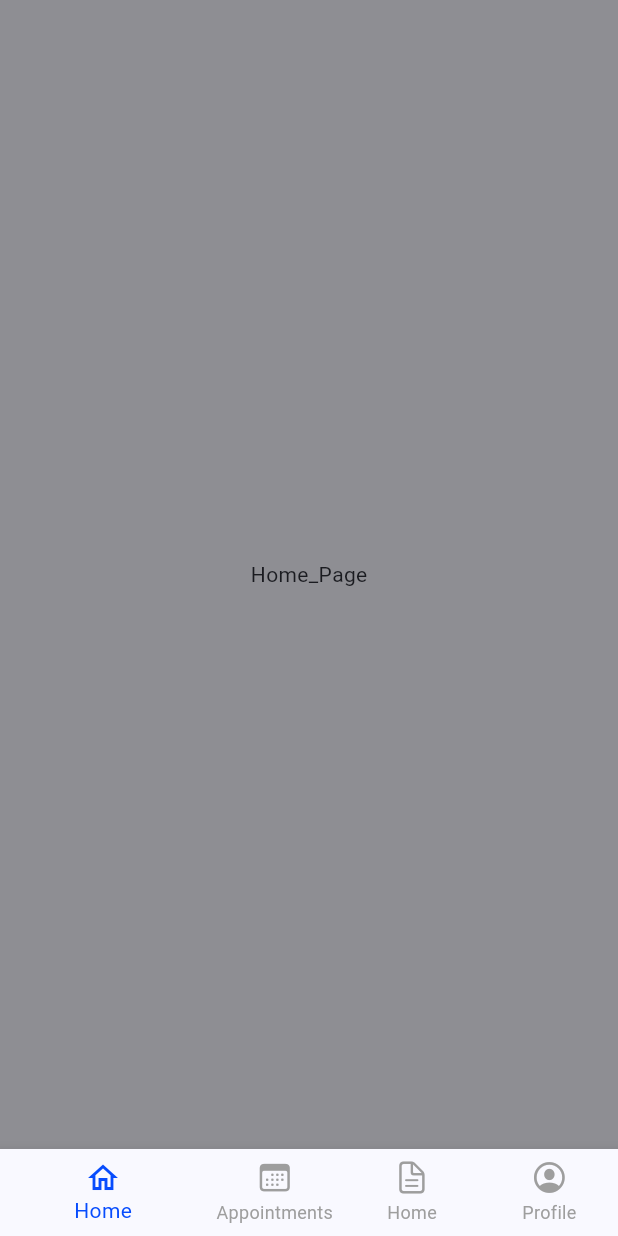
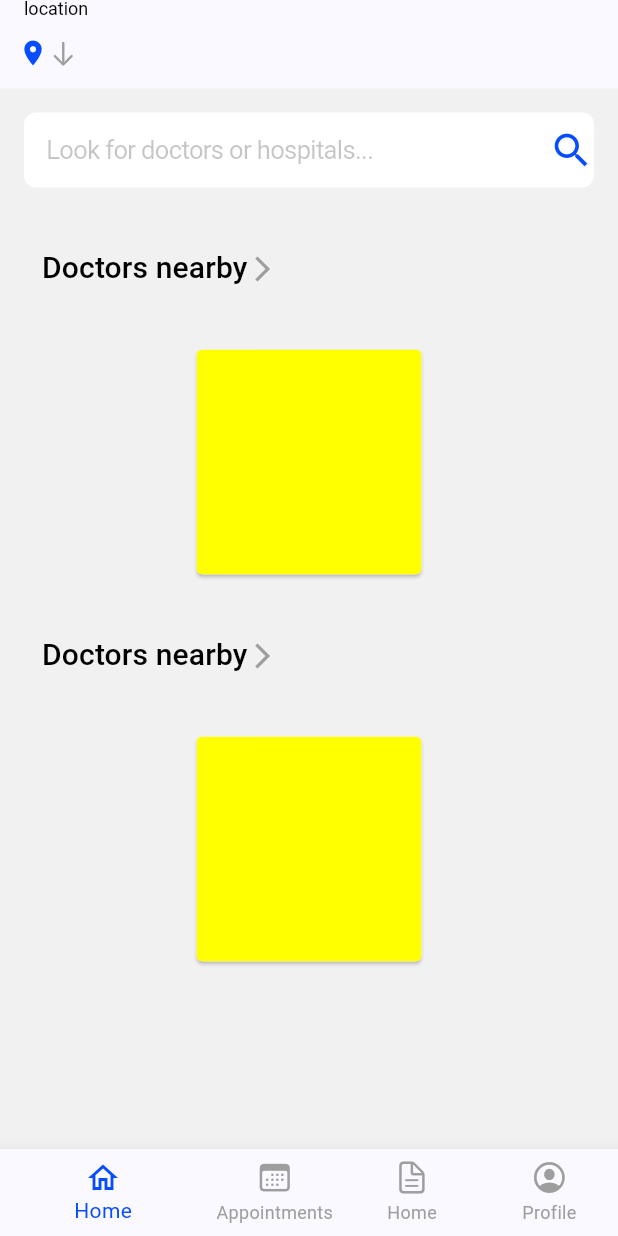
Before and after one commit to Zuhriddinov-O/medi_core, a Flutter app: the MainPage screen opened directly, on a phone screen of 412 x 824 dp. Run offline on Flutter 3.47's test engine with Material 3 defaults, Android fonts, the phone set to English and light mode, and no system bars; our stand-ins replace gap, webview_flutter.

Commit message:
home page

```diff
--- a/lib/main.dart
+++ b/lib/main.dart
@@ -1,6 +1,7 @@
 import 'package:flutter/cupertino.dart';
 import 'package:flutter/material.dart';
 import 'package:med_city/presentation/pages/intro/role_page.dart';
+import 'package:med_city/presentation/pages/main_page/main_page.dart';
 
 void main() {
   runApp(const MyApp());
@@ -18,7 +19,7 @@ class MyApp extends StatelessWidget {
         colorScheme: ColorScheme.fromSeed(seedColor: CupertinoColors.systemBlue),
         useMaterial3: true,
       ),
-      home: const RolePage(),
+      home: RolePage(),
     );
   }
 }
--- a/lib/presentation/pages/detail_page/med_per_details.dart
+++ b/lib/presentation/pages/detail_page/med_per_details.dart
@@ -11,6 +11,14 @@ class _LocationManualState extends State<MedPerDetails> {
   @override
   Widget build(BuildContext context) {
     return Scaffold(
+      appBar: AppBar(
+        leading: IconButton(
+          onPressed: () {
+            Navigator.of(context).pop();
+          },
+          icon: Icon(Icons.arrow_back_ios_new),
+        ),
+      ),
       body: Center(
         child: Text("MedPerDetails"),
       ),
--- a/lib/presentation/pages/location/location_manual.dart
+++ b/lib/presentation/pages/location/location_manual.dart
@@ -52,7 +52,7 @@ class _LocationManualState extends State<LocationManual> {
                 _searchIsActive ? Icons.clear : Icons.search,
                 color: Color(0xff074CFD),
                 size: 30,
-              ))
+              ),)
         ],
         bottom: PreferredSize(preferredSize: Size.fromHeight(10), child: Divider()),
       ),
--- a/lib/presentation/pages/main_page/documents_page.dart
+++ b/lib/presentation/pages/main_page/documents_page.dart
@@ -4,7 +4,7 @@ import 'package:flutter/material.dart';
 class DocumentsPage extends StatefulWidget {
   DocumentsPage({super.key, required this.text});
 
-  String text;
+  final String text;
 
   @override
   State<DocumentsPage> createState() => _DocumentsPageState();
--- a/lib/presentation/pages/main_page/home_page.dart
+++ b/lib/presentation/pages/main_page/home_page.dart
@@ -1,5 +1,10 @@
+import 'package:animations/animations.dart';
 import 'package:flutter/cupertino.dart';
 import 'package:flutter/material.dart';
+import 'package:gap/gap.dart';
+import 'package:med_city/presentation/pages/detail_page/med_per_details.dart';
+
+import '../location/location_manual.dart';
 
 class HomePage extends StatefulWidget {
   const HomePage({super.key});
@@ -9,16 +14,118 @@ class HomePage extends StatefulWidget {
 }
 
 class _HomePageState extends State<HomePage> {
+  TextEditingController controller = TextEditingController();
+  bool _searchIsActive = false;
+
   @override
   Widget build(BuildContext context) {
     return Scaffold(
-      backgroundColor: CupertinoColors.systemGrey,
-      extendBodyBehindAppBar: true,
       appBar: AppBar(
-        forceMaterialTransparency: true,
+          title: Text(
+            "location",
+            style: TextStyle(color: Colors.black, fontSize: 12),
+          ),
+          bottom: PreferredSize(
+              preferredSize: Size.fromHeight(3),
+              child: TextButton(
+                  onPressed: () {
+                    Navigator.of(context).pushAndRemoveUntil(
+                        CupertinoPageRoute(builder: (context) => LocationManual()), (route) => true);
+                  },
+                  child: Row(
+                    children: [
+                      Icon(
+                        Icons.location_on,
+                        color: Color(0xff074CFD),
+                        size: 20,
+                      ),
+                      Text(
+                        text,
+                        style: TextStyle(color: Colors.black, fontSize: 16),
+                      ),
+                      Icon(
+                        CupertinoIcons.arrow_down,
+                        color: Colors.grey,
+                        size: 20,
+                      )
+                    ],
+                  )))),
+      backgroundColor: Color(0xffF1F1F1),
+      body: Padding(
+        padding: const EdgeInsets.all(16.0),
+        child: ListView(children: [
+          Column(
+            children: [
+              CupertinoTextField(
+                onTap: () {
+                  _searchIsActive = !_searchIsActive;
+                  controller.clear();
+                  setState(() {});
+                },
+                controller: controller,
+                padding: EdgeInsets.all(15),
+                style: TextStyle(color: Colors.black),
+                cursorColor: Color(0xff074CFD),
+                decoration: BoxDecoration(borderRadius: BorderRadius.circular(8), color: Colors.white),
+                placeholder: "Look for doctors or hospitals...",
+                suffix: Icon(
+                  _searchIsActive == true ? Icons.clear : Icons.search,
+                  color: Color(0xff074CFD),
+                  size: 30,
+                ),
+              ),
+              Gap(30),
+              TextButton(
+                  onPressed: () {},
+                  child: Row(
+                    children: [
+                      Text(
+                        "Doctors nearby",
+                        style: TextStyle(color: Colors.black, fontSize: 20),
+                      ),
+                      Icon(
+                        Icons.arrow_forward_ios,
+                        color: Colors.grey,
+                        size: 20,
+                      )
+                    ],
+                  )),
+              _openContainer(),
+              TextButton(
+                  onPressed: () {},
+                  child: Row(
+                    children: [
+                      Text(
+                        "Doctors nearby",
+                        style: TextStyle(color: Colors.black, fontSize: 20),
+                      ),
+                      Icon(
+                        Icons.arrow_forward_ios,
+                        color: Colors.grey,
+                        size: 20,
+                      )
+                    ],
+                  )),
+              _openContainer(),
+            ],
+          ),
+        ]),
       ),
-      body: Center(
-        child: Text("Home_Page"),
+    );
+  }
+
+  _openContainer() {
+    return Padding(
+      padding: const EdgeInsets.symmetric(vertical: 30),
+      child: OpenContainer(
+        closedBuilder: (context, action) {
+          return Container(
+            width: 150,
+            height: 150,
+            color: Colors.yellowAccent,
+          );
+        },
+        openBuilder: (context, action) => MedPerDetails(),
       ),
     );
   }
--- a/lib/presentation/pages/main_page/main_page.dart
+++ b/lib/presentation/pages/main_page/main_page.dart
@@ -9,7 +9,7 @@ import 'documents_page.dart';
 
 class MainPage extends StatefulWidget {
   MainPage({super.key, required this.text});
-  String text;
+  final String text;
 
   @override
   State<MainPage> createState() => _MainPageState();
```
